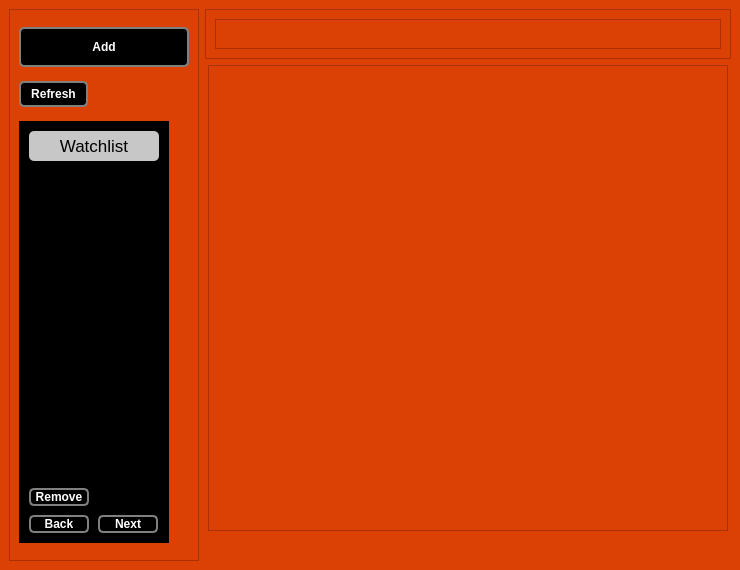
This is ui/runningProcesses.ui in donnie58744/W.A.D.D.L.E as Qt 5 draws it before an edit. The edited form follows.
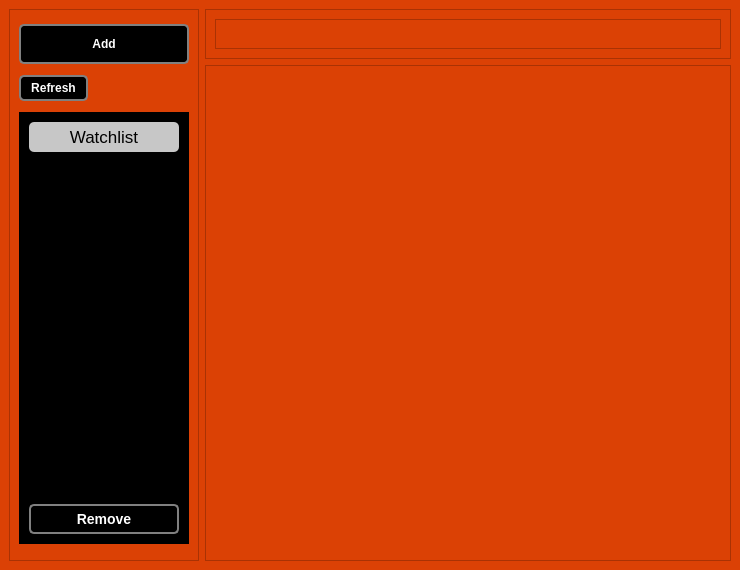
This is the edited form.

Diff of the .ui file:
```diff
--- a/ui/runningProcesses.ui
+++ b/ui/runningProcesses.ui
@@ -38,50 +38,26 @@
    <layout class="QGridLayout" name="gridLayout">
     <item row="1" column="2">
      <layout class="QGridLayout" name="gridLayout_2">
-      <item row="2" column="0">
-       <spacer name="verticalSpacer_5">
-        <property name="orientation">
-         <enum>Qt::Vertical</enum>
-        </property>
-        <property name="sizeType">
-         <enum>QSizePolicy::Fixed</enum>
-        </property>
-        <property name="sizeHint" stdset="0">
-         <size>
-          <width>20</width>
-          <height>30</height>
-         </size>
-        </property>
-       </spacer>
-      </item>
-      <item row="1" column="0" alignment="Qt::AlignHCenter">
-       <widget class="QScrollArea" name="processesScrollArea">
+      <item row="1" column="0">
+       <widget class="QFrame" name="processesFrame">
         <property name="sizePolicy">
-         <sizepolicy hsizetype="Fixed" vsizetype="Expanding">
+         <sizepolicy hsizetype="Preferred" vsizetype="Preferred">
           <horstretch>0</horstretch>
           <verstretch>0</verstretch>
          </sizepolicy>
         </property>
         <property name="minimumSize">
          <size>
-          <width>520</width>
-          <height>0</height>
+          <width>525</width>
+          <height>494</height>
          </size>
         </property>
-        <property name="widgetResizable">
-         <bool>true</bool>
+        <property name="frameShape">
+         <enum>QFrame::StyledPanel</enum>
         </property>
-        <widget class="QWidget" name="scrollAreaWidgetContents_2">
-         <property name="geometry">
-          <rect>
-           <x>0</x>
-           <y>0</y>
-           <width>518</width>
-           <height>456</height>
-          </rect>
-         </property>
-         <layout class="QGridLayout" name="gridLayout_4"/>
-        </widget>
+        <property name="frameShadow">
+         <enum>QFrame::Raised</enum>
+        </property>
        </widget>
       </item>
       <item row="0" column="0">
@@ -151,7 +127,7 @@
          <widget class="QPushButton" name="addBtn">
           <property name="minimumSize">
            <size>
-            <width>0</width>
+            <width>170</width>
             <height>40</height>
            </size>
           </property>
@@ -214,6 +190,12 @@
             <verstretch>0</verstretch>
            </sizepolicy>
           </property>
+          <property name="minimumSize">
+           <size>
+            <width>170</width>
+            <height>0</height>
+           </size>
+          </property>
           <property name="maximumSize">
            <size>
             <width>159</width>
@@ -266,36 +248,24 @@
               </widget>
              </item>
              <item>
-              <widget class="QListWidget" name="listWidget">
+              <widget class="QFrame" name="watchlistFrame">
                <property name="sizePolicy">
-                <sizepolicy hsizetype="Expanding" vsizetype="Fixed">
+                <sizepolicy hsizetype="Fixed" vsizetype="Fixed">
                  <horstretch>0</horstretch>
                  <verstretch>0</verstretch>
                 </sizepolicy>
                </property>
                <property name="minimumSize">
                 <size>
-                 <width>130</width>
-                 <height>315</height>
+                 <width>150</width>
+                 <height>340</height>
                 </size>
                </property>
-               <property name="maximumSize">
-                <size>
-                 <width>16777133</width>
-                 <height>16777215</height>
-                </size>
+               <property name="frameShape">
+                <enum>QFrame::StyledPanel</enum>
                </property>
-               <property name="verticalScrollBarPolicy">
-                <enum>Qt::ScrollBarAsNeeded</enum>
-               </property>
-               <property name="horizontalScrollBarPolicy">
-                <enum>Qt::ScrollBarAlwaysOff</enum>
-               </property>
-               <property name="sizeAdjustPolicy">
-                <enum>QAbstractScrollArea::AdjustToContents</enum>
-               </property>
-               <property name="autoScroll">
-                <bool>true</bool>
+               <property name="frameShadow">
+                <enum>QFrame::Raised</enum>
                </property>
               </widget>
              </item>
@@ -309,76 +279,6 @@
                  <property name="spacing">
                   <number>9</number>
                  </property>
-                 <item row="1" column="1">
-                  <widget class="QPushButton" name="nextBtn">
-                   <property name="sizePolicy">
-                    <sizepolicy hsizetype="Fixed" vsizetype="Fixed">
-                     <horstretch>0</horstretch>
-                     <verstretch>0</verstretch>
-                    </sizepolicy>
-                   </property>
-                   <property name="minimumSize">
-                    <size>
-                     <width>60</width>
-                     <height>0</height>
-                    </size>
-                   </property>
-                   <property name="font">
-                    <font>
-                     <weight>99</weight>
-                     <bold>true</bold>
-                    </font>
-                   </property>
-                   <property name="cursor">
-                    <cursorShape>PointingHandCursor</cursorShape>
-                   </property>
-                   <property name="styleSheet">
-                    <string notr="true">background-color: rgb(0, 0, 0);
-color: rgb(255, 255, 255);
-font-weight:800;
-border: 2px solid grey;
-border-radius: 5px;</string>
-                   </property>
-                   <property name="text">
-                    <string>Next</string>
-                   </property>
-                  </widget>
-                 </item>
-                 <item row="1" column="0">
-                  <widget class="QPushButton" name="backBtn">
-                   <property name="sizePolicy">
-                    <sizepolicy hsizetype="Fixed" vsizetype="Fixed">
-                     <horstretch>0</horstretch>
-                     <verstretch>0</verstretch>
-                    </sizepolicy>
-                   </property>
-                   <property name="minimumSize">
-                    <size>
-                     <width>60</width>
-                     <height>0</height>
-                    </size>
-                   </property>
-                   <property name="font">
-                    <font>
-                     <weight>99</weight>
-                     <bold>true</bold>
-                    </font>
-                   </property>
-                   <property name="cursor">
-                    <cursorShape>PointingHandCursor</cursorShape>
-                   </property>
-                   <property name="styleSheet">
-                    <string notr="true">background-color: rgb(0, 0, 0);
-color: rgb(255, 255, 255);
-font-weight:800;
-border: 2px solid grey;
-border-radius: 5px;</string>
-                   </property>
-                   <property name="text">
-                    <string>Back</string>
-                   </property>
-                  </widget>
-                 </item>
                  <item row="0" column="0">
                   <widget class="QPushButton" name="removeBtn">
                    <property name="sizePolicy">
@@ -390,11 +290,12 @@
                    <property name="minimumSize">
                     <size>
                      <width>60</width>
-                     <height>0</height>
+                     <height>30</height>
                     </size>
                    </property>
                    <property name="font">
                     <font>
+                     <pointsize>-1</pointsize>
                      <weight>99</weight>
                      <bold>true</bold>
                     </font>
@@ -405,6 +306,7 @@
                    <property name="styleSheet">
                     <string notr="true">background-color: rgb(0, 0, 0);
 color: rgb(255, 255, 255);
+font-size: 14px;
 font-weight:800;
 border: 2px solid grey;
 border-radius: 5px;</string>
```
Left out of the diff: 3 changed lines with no effect on the pictures.
